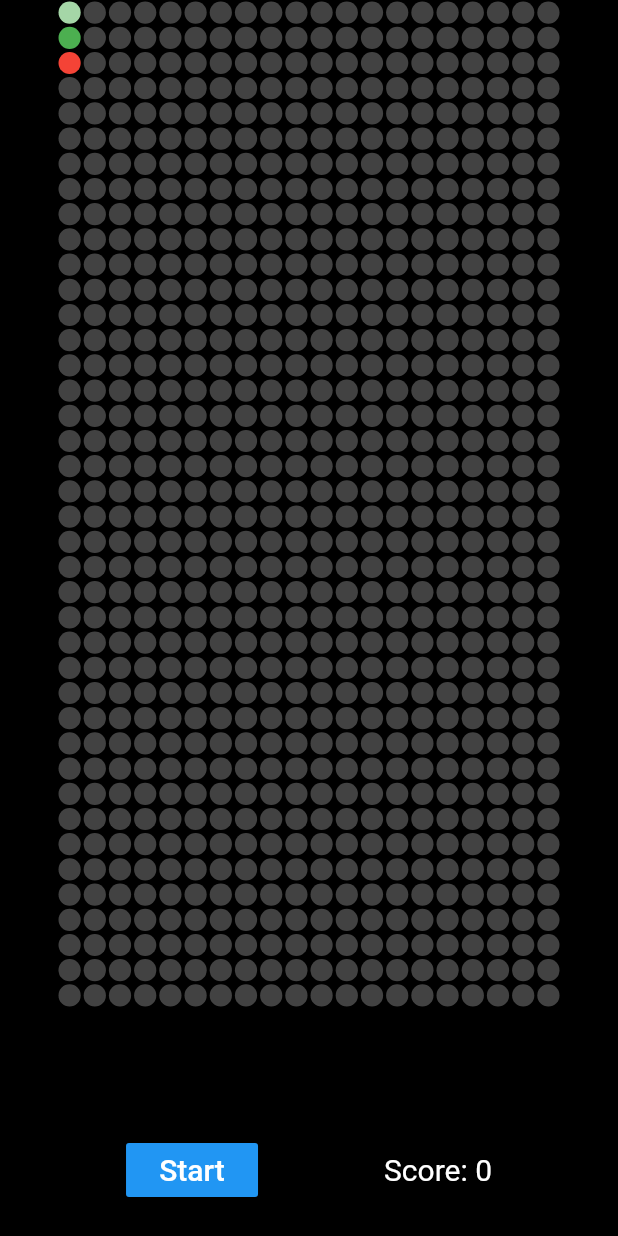
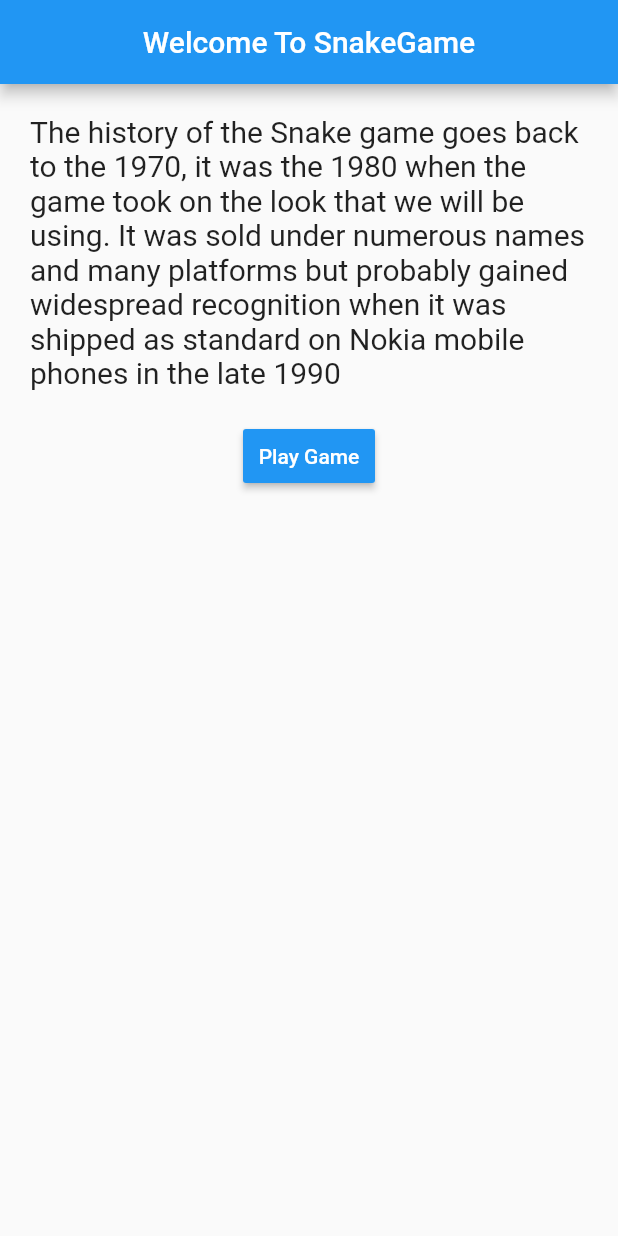
Before and after one commit to aman-pandia/snake, a Flutter app: the screen it shows after launch, on a phone screen of 412 x 824 dp. Run offline on Flutter 3.47's test engine with Material 2 defaults, Android fonts, the phone set to English and light mode, and no system bars.

Commit message:
added about section

```diff
--- /dev/null
+++ b/lib/about-page.dart
@@ -0,0 +1,49 @@
+import 'package:flutter/material.dart';
+import 'package:snake/snakegame.dart';
+
+class AboutPage extends StatefulWidget {
+  @override
+  _AboutPageState createState() => _AboutPageState();
+}
+
+class _AboutPageState extends State<AboutPage> {
+  @override
+  Widget build(BuildContext context) {
+    return Scaffold(
+      appBar: AppBar(
+        title: Center(child: Text('Welcome To SnakeGame')),
+      ),
+      body: Container(
+        child: Column(
+          mainAxisAlignment: MainAxisAlignment.start,
+          children: [
+            Container(
+              padding: EdgeInsets.all(20.0),
+              child: Text(
+                'The history of the Snake game goes back to the 1970, it was the 1980 when the game took on the look that we will be using. It was sold under numerous names and many platforms but probably gained widespread recognition when it was shipped as standard on Nokia mobile phones in the late 1990',
+                style: TextStyle(
+                  fontSize: 20.0,
+                ),
+              ),
+            ),
+            RaisedButton(
+              child: Text("Play Game"),
+              onPressed: () {
+                Navigator.push(
+                  context,
+                  MaterialPageRoute(
+                    builder: (context) => SnakeGame(),
+                  ),
+                );
+              },
+              color: Colors.blue,
+              textColor: Colors.white,
+              padding: EdgeInsets.fromLTRB(10, 10, 10, 10),
+              splashColor: Colors.grey,
+            )
+          ],
+        ),
+      ),
+    );
+  }
+}
--- a/lib/main.dart
+++ b/lib/main.dart
@@ -1,6 +1,6 @@
 import 'package:flutter/material.dart';
 
-import 'package:snake/snakegame.dart';
+import 'about-page.dart';
 
 void main() => runApp(MyApp());
 
@@ -8,7 +8,7 @@ class MyApp extends StatelessWidget {
   @override
   Widget build(BuildContext context) {
     return MaterialApp(
-      home: SnakeGame(),
+      home: AboutPage(),
     );
   }
 }
```
